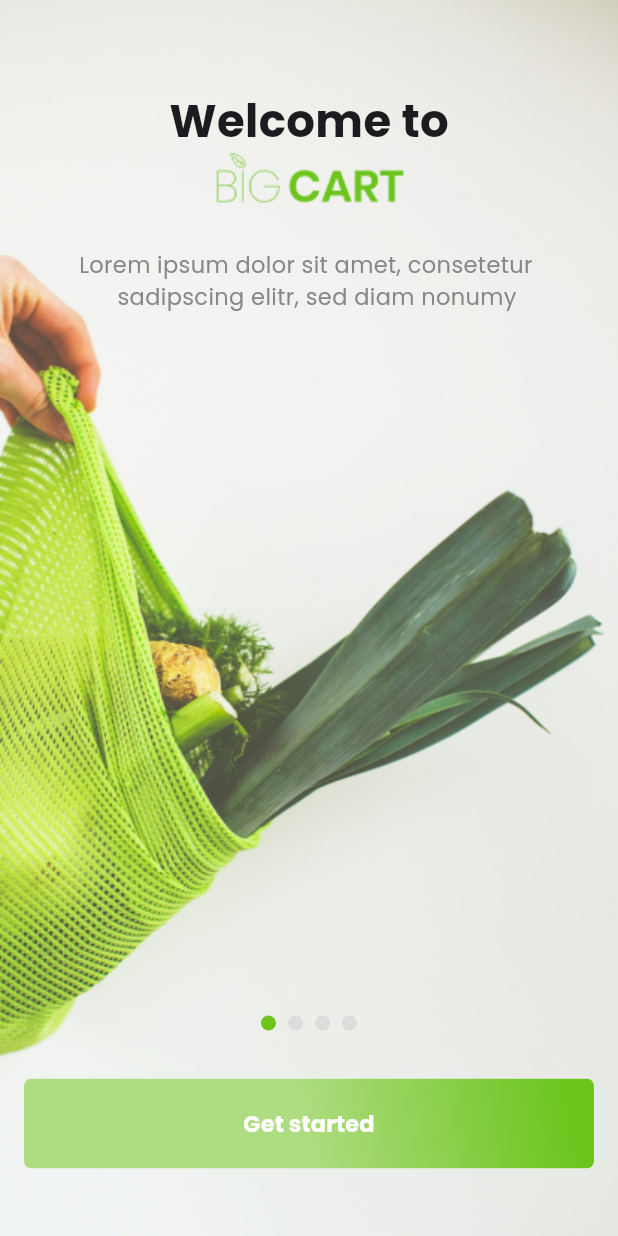
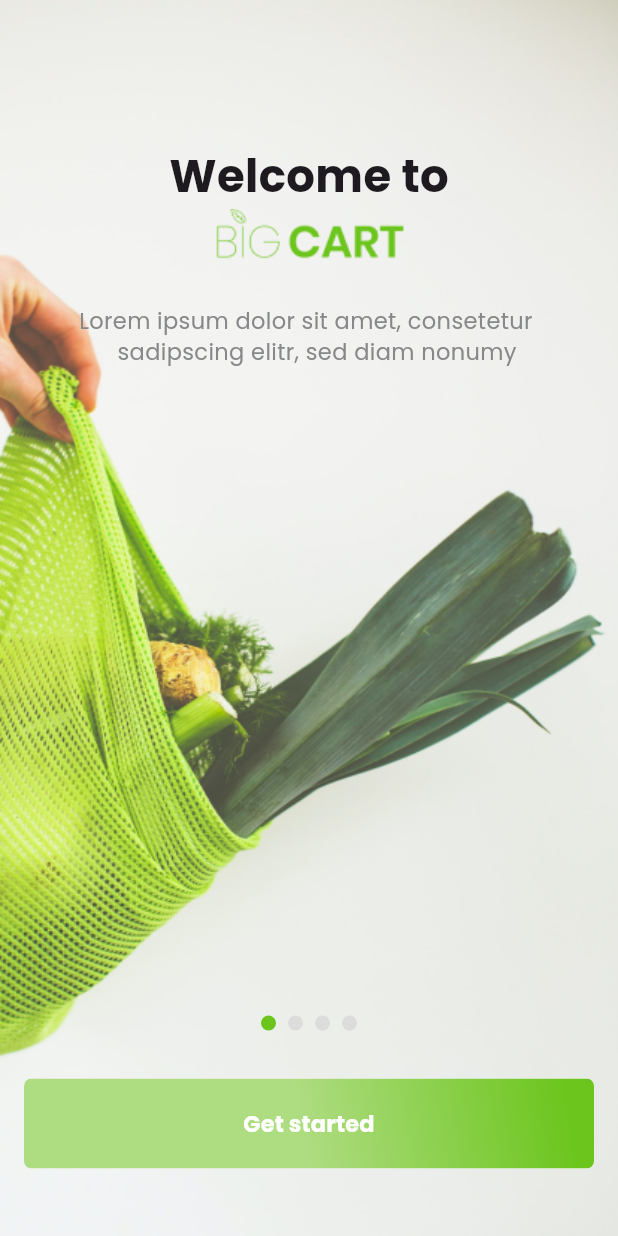
Before and after one commit to Alireza-Seif/Grocery-App, a Flutter app: the screen it shows after launch, on a phone screen of 412 x 824 dp. Run offline on Flutter 3.47's test engine with Material 3 defaults, Android fonts, the phone set to English and light mode, and no system bars; drawn by our look-alikes of smooth_page_indicator; our stand-ins replace carousel_slider, flutter_svg, get.

Commit message:
fix: change padding

```diff
--- a/lib/screens/splash/splash_1.dart
+++ b/lib/screens/splash/splash_1.dart
@@ -18,7 +18,7 @@ class _SplashScreen1State extends State<SplashScreen1> {
   Widget build(BuildContext context) {
     return Scaffold(
       body: Container(
-        padding: const EdgeInsets.fromLTRB(0, 59, 0, 0),
+        padding: const EdgeInsets.fromLTRB(0, 96, 0, 0),
         decoration: BoxDecoration(
           image: DecorationImage(
               image: AssetImage(MyImages.splash1), fit: BoxFit.fill),
--- a/lib/screens/splash/splash_2.dart
+++ b/lib/screens/splash/splash_2.dart
@@ -19,7 +19,7 @@ class _SplashScreen2State extends State<SplashScreen2> {
   Widget build(BuildContext context) {
     return Scaffold(
       body: Container(
-        padding:  const EdgeInsets.fromLTRB(0, 59, 0, 0),
+        padding:  const EdgeInsets.fromLTRB(0, 96, 0, 0),
         decoration:  BoxDecoration(
           image: DecorationImage(
               image: AssetImage(MyImages.splash2),
--- a/lib/screens/splash/splash_3.dart
+++ b/lib/screens/splash/splash_3.dart
@@ -18,7 +18,7 @@ class _SplashScreen3State extends State<SplashScreen3> {
   Widget build(BuildContext context) {
     return Scaffold(
       body: Container(
-        padding: const EdgeInsets.fromLTRB(0, 59, 0, 0),
+        padding: const EdgeInsets.fromLTRB(0, 96, 0, 0),
         decoration: BoxDecoration(
           image: DecorationImage(
               image: AssetImage(MyImages.splash3), fit: BoxFit.fill),
--- a/lib/screens/splash/splash_4.dart
+++ b/lib/screens/splash/splash_4.dart
@@ -18,7 +18,7 @@ class _SplashScreen4State extends State<SplashScreen4> {
   Widget build(BuildContext context) {
     return Scaffold(
       body: Container(
-        padding: const EdgeInsets.fromLTRB(0, 59, 0, 0),
+        padding: const EdgeInsets.fromLTRB(0, 96, 0, 0),
         decoration: BoxDecoration(
           image: DecorationImage(
               image: AssetImage(MyImages.splash4), fit: BoxFit.fill),
```
